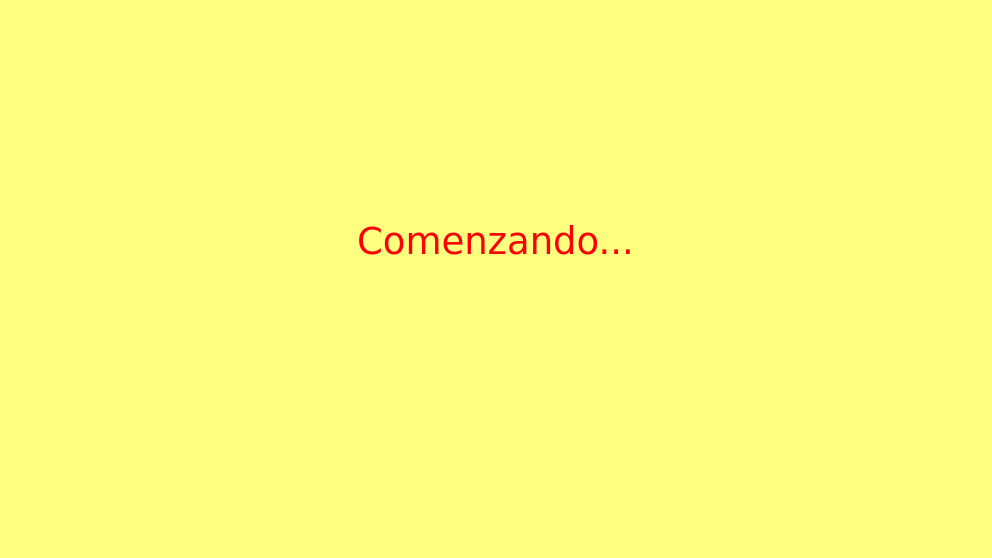
This is Desarrollo/PythonScripts/scripts/GUIModule/registro.ui in lucasbaldezzari/bcihack2 as Qt 5 draws it before an edit. The edited form follows.
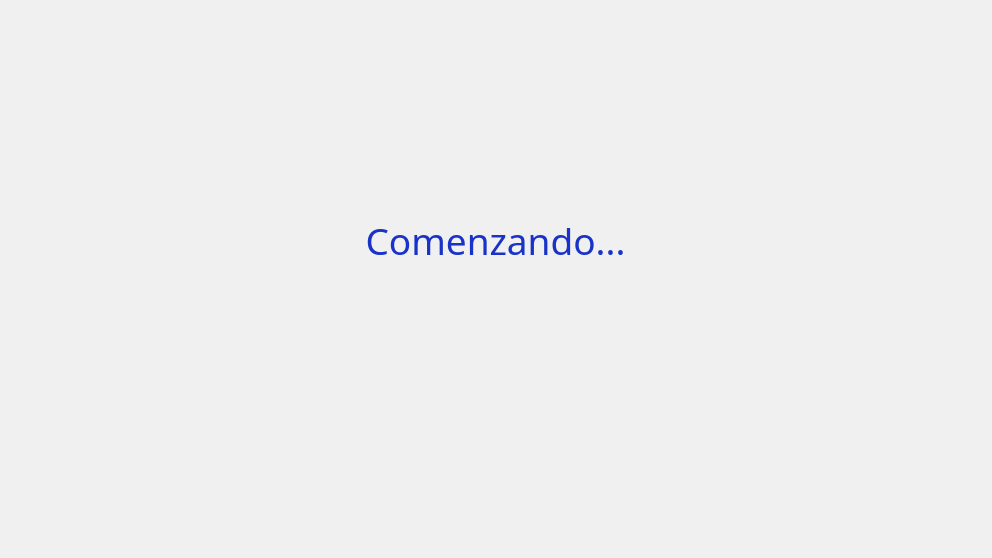
This is the edited form.

Commit message: Se realiza prueba con APP de entrenamiento controlada desde el core. TODO OK. Se modifica nombre de clase y archivo de app de entrenamiento

```diff
--- a/Desarrollo/PythonScripts/scripts/GUIModule/registro.ui
+++ b/Desarrollo/PythonScripts/scripts/GUIModule/registro.ui
@@ -14,7 +14,7 @@
    <string>Interfaz Sujeto</string>
   </property>
   <property name="styleSheet">
-   <string notr="true">background-color: rgb(255, 255, 127);</string>
+   <string notr="true">background-color: rgb(240, 240, 240);</string>
   </property>
   <widget class="QLabel" name="label_accion">
    <property name="geometry">
@@ -54,12 +54,14 @@
    </property>
    <property name="font">
     <font>
-     <family>Verdana</family>
+     <family>Berlin Sans FB</family>
      <pointsize>28</pointsize>
+     <weight>50</weight>
+     <bold>false</bold>
     </font>
    </property>
    <property name="styleSheet">
-    <string notr="true">color: rgb(255, 0, 0);</string>
+    <string notr="true">color: rgb(25, 50, 200);</string>
    </property>
    <property name="text">
     <string>Comenzando...</string>
```
The commit also changes 2 other files.
